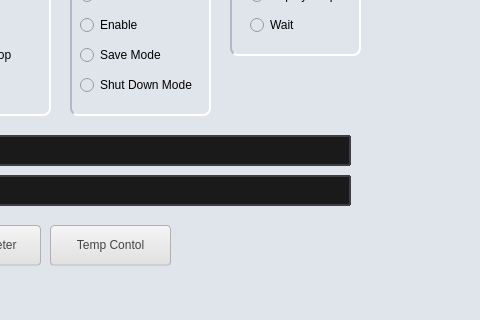
Above: ui/main_window.ui from dohoonkim73/eSaving before the change; both pictures show x 100 to 580 and y 375 to 695 of the 978 by 695 pixel window. Below: the same form after it.
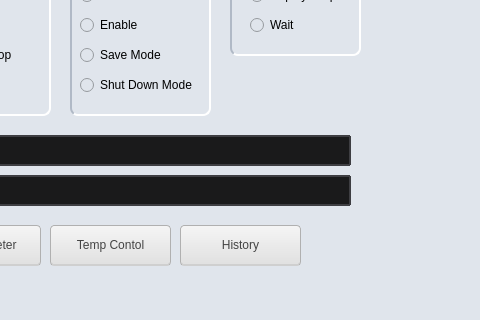
That is the form after the change.

Commit message: history 추가

Diff of the .ui file:
```diff
--- a/ui/main_window.ui
+++ b/ui/main_window.ui
@@ -1175,6 +1175,42 @@
      <string>Temp Contol</string>
     </property>
    </widget>
+   <widget class="QPushButton" name="btn_to_history">
+    <property name="geometry">
+     <rect>
+      <x>280</x>
+      <y>600</y>
+      <width>121</width>
+      <height>41</height>
+     </rect>
+    </property>
+    <property name="styleSheet">
+     <string notr="true">QPushButton {
+background-color: qlineargradient(spread:pad, x1:0, y1:0, x2:0, y2:1, stop:0 #F5F5F5, stop:1 #E0E0E0); 
+color: #444444;
+border-radius: 4px;
+padding: 8px 16px;
+font-size: 12px;
+border: 1px solid #B0B0B0;
+border-bottom: 2px solid #CFCFCF;
+}
+
+QPushButton:pressed {
+background-color: qlineargradient(spread:pad, x1:0, y1:0, x2:0, y2:1, stop:0 #D0D0D0, stop:1 #E5E5E5); 
+border-top: 3px solid #A0A0A0;
+border-left: 3px solid #A8A8A8;
+border-right: 3px solid #F0F0F0;
+border-bottom: 3px solid #F8F8F8;
+
+padding-left: 18px;
+padding-top: 11px;
+color: #005A9E;
+}</string>
+    </property>
+    <property name="text">
+     <string>History</string>
+    </property>
+   </widget>
   </widget>
   <widget class="QMenuBar" name="menubar">
    <property name="geometry">
```
The commit also changes 15 other files.
